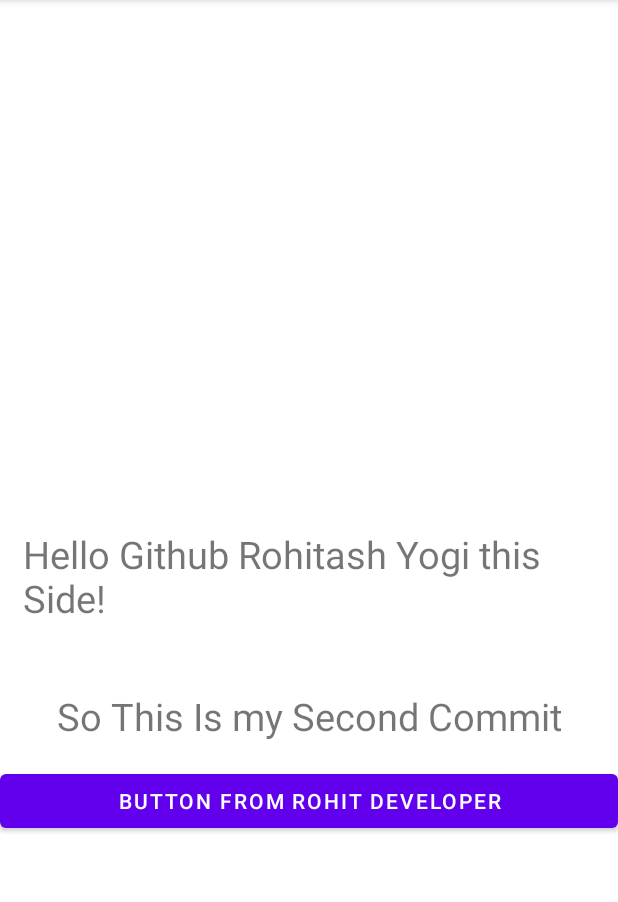
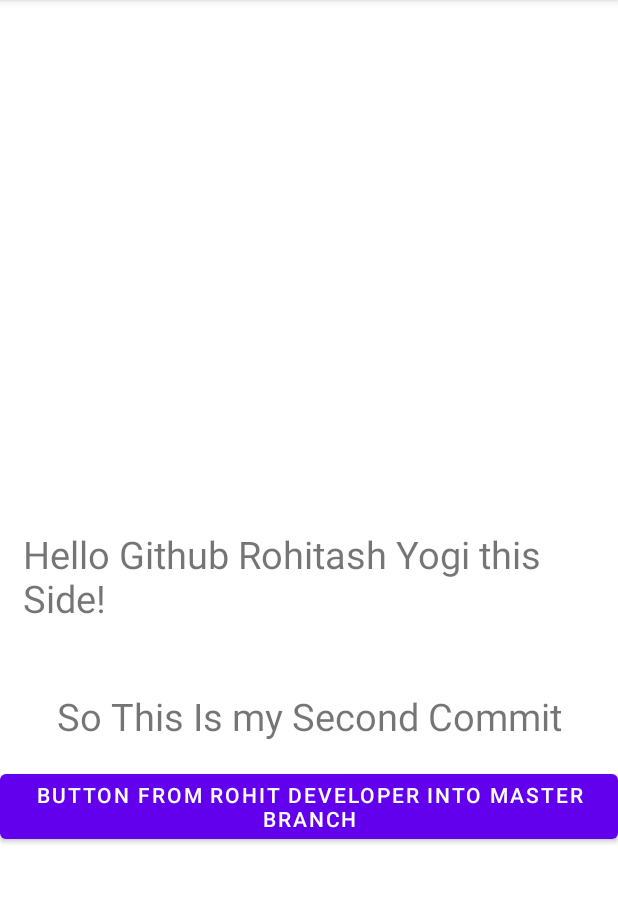
Before and after one commit to RohitashYogi/GithubLearning, an Android app: the screen it shows after launch (MainActivity), on a phone screen of 412 x 824 dp, the part 84-986 px from its top. Run offline under Robolectric (Android 15) with nearby library versions, the phone set to English and light mode, and no system bars.

Commit message:
Rohit Developer into Master Branch

```diff
--- a/app/src/main/res/layout/activity_main.xml
+++ b/app/src/main/res/layout/activity_main.xml
@@ -35,7 +35,7 @@
         app:layout_constraintTop_toBottomOf="@id/text2"
         android:layout_width="match_parent"
         android:layout_height="wrap_content"
-        android:text="Button From Rohit Developer"
+        android:text="Button From Rohit Developer into Master Branch"
       ></Button>
 
 </androidx.constraintlayout.widget.ConstraintLayout>
```
